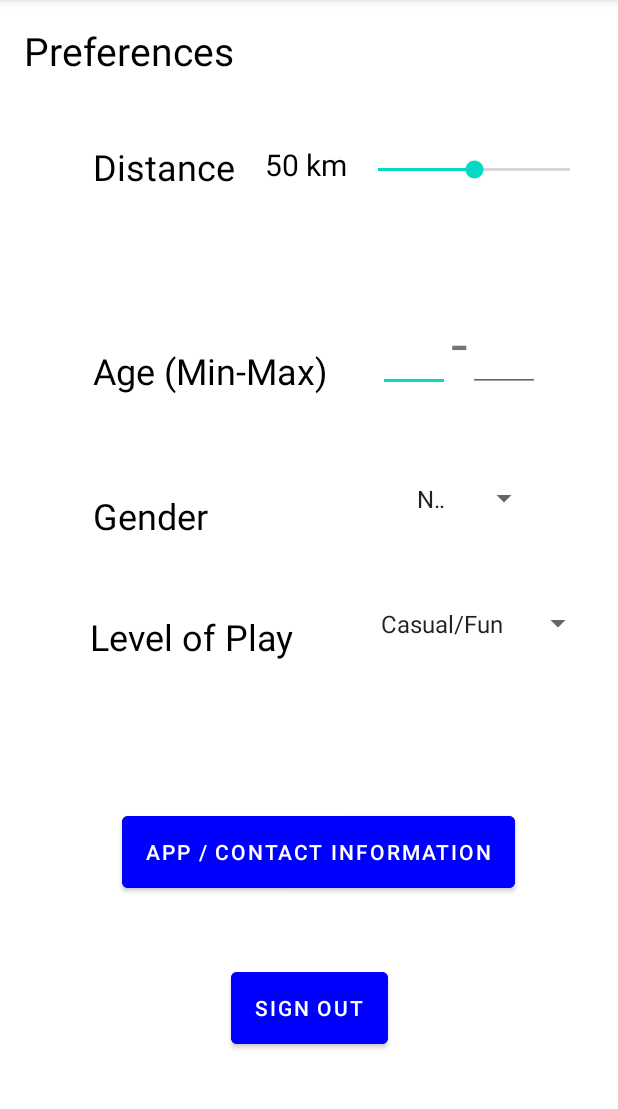
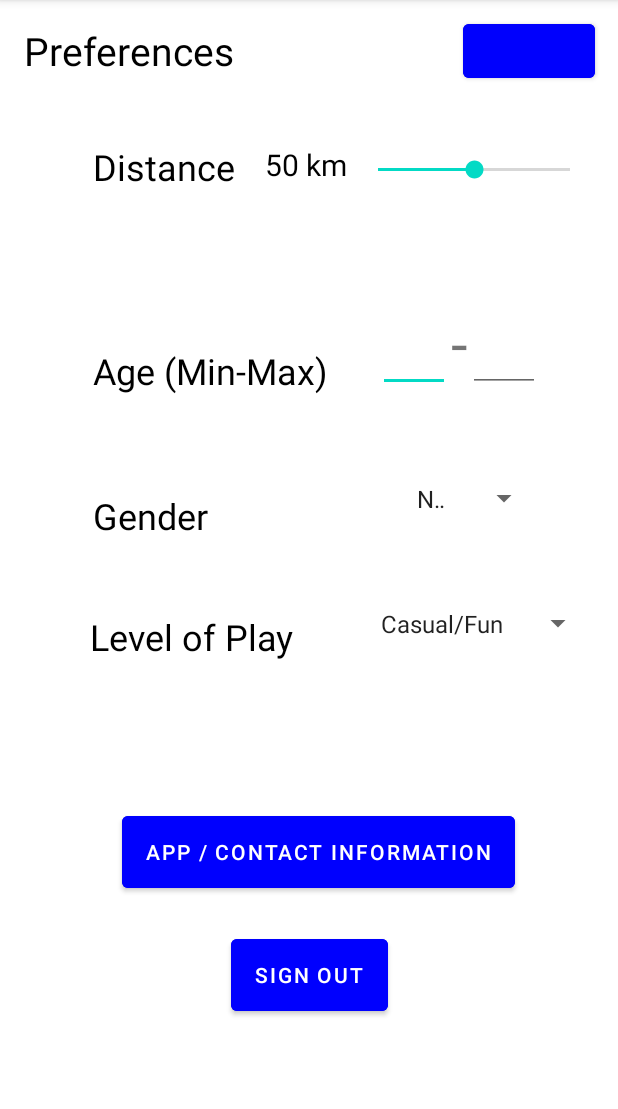
Before and after one commit to joloses/COSC341_Project, an Android app: the Settings_Preferences screen opened directly, with no data from a screen before it, on a phone screen of 412 x 824 dp, the part 84-1193 px from its top. Run offline under Robolectric (Android 15) with nearby library versions, the phone set to English and light mode, and no system bars; 2 statements that could not run were skipped.

Commit message:
Added Back to Profile Button on Settings Page; Added Confirmation Box for Signout Button

```diff
--- a/app/src/main/java/com/example/cosc341_project/App_Information.java
+++ b/app/src/main/java/com/example/cosc341_project/App_Information.java
@@ -18,7 +18,7 @@ public class App_Information extends AppCompatActivity {
 
     }
 
-    public void backToSetting(View view){
+    public void backToSetting(View v){
         super.onBackPressed();
     }
 
--- a/app/src/main/res/layout/activity_settings_preferences.xml
+++ b/app/src/main/res/layout/activity_settings_preferences.xml
@@ -160,7 +160,7 @@
         android:layout_height="60dp"
         android:layout_marginStart="78dp"
         android:layout_marginEnd="66dp"
-        android:layout_marginBottom="44dp"
+        android:layout_marginBottom="22dp"
         android:backgroundTint="#0000FE"
         android:onClick="toInfoContact"
         android:text="App / Contact Information"
@@ -173,13 +173,27 @@
         android:id="@+id/signOutBtn"
         android:layout_width="wrap_content"
         android:layout_height="60dp"
-        android:layout_marginStart="154dp"
+        android:layout_marginStart="153dp"
         android:layout_marginEnd="153dp"
-        android:layout_marginBottom="66dp"
+        android:layout_marginBottom="88dp"
+        android:OnClick="signOutConfirm"
         android:backgroundTint="#0000FE"
+        android:onClick="signOutConfirm"
         android:text="Sign Out"
         app:layout_constraintBottom_toBottomOf="parent"
         app:layout_constraintEnd_toEndOf="parent"
         app:layout_constraintStart_toStartOf="parent" />
 
+    <Button
+        android:id="@+id/button"
+        android:layout_width="wrap_content"
+        android:layout_height="wrap_content"
+        android:layout_marginTop="10dp"
+        android:layout_marginEnd="15dp"
+        android:backgroundTint="#0000FD"
+        android:onClick="backToProfile"
+        app:layout_constraintEnd_toEndOf="parent"
+        app:layout_constraintTop_toTopOf="parent"
+        tools:text="Profile" />
+
 </androidx.constraintlayout.widget.ConstraintLayout>
```
Also changed, not shown: app/src/main/AndroidManifest.xml (+11 -11 lines), app/src/main/java/com/example/cosc341_project/Settings_Preferences.java (+41 -0 lines), app/src/main/res/layout/activity_app_information.xml (+7 -3 lines).
